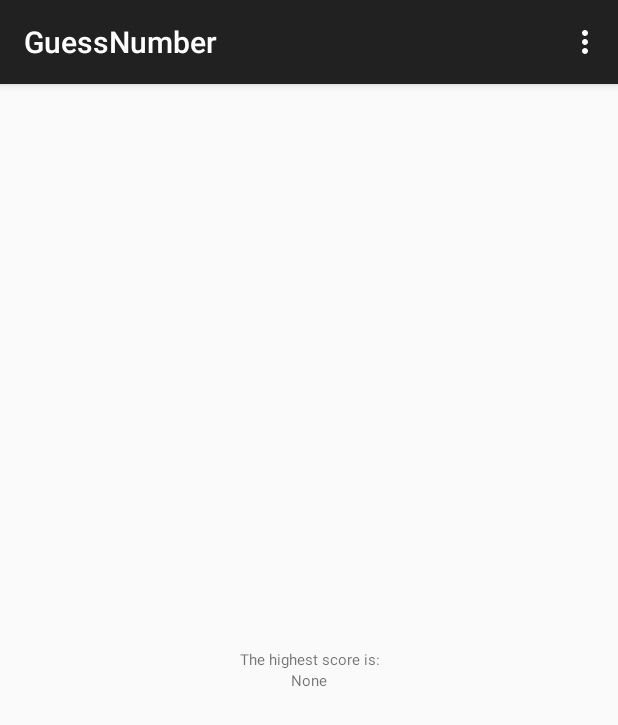
After one commit to yi-shiou/Android_GuessNumber, an Android app: the fragment ScoreFragment placed in its activity, on a phone screen of 412 x 824 dp. The commit adds this screen. Shown: the top 725 px of the screen. Run offline under Robolectric (Android 15) with nearby library versions, the phone set to English and light mode, and no system bars.

Commit message:
add highest score

```diff
--- a/app/src/main/java/com/example/user/guessnumber/GuessFragment.java
+++ b/app/src/main/java/com/example/user/guessnumber/GuessFragment.java
@@ -4,9 +4,9 @@ package com.example.user.guessnumber;
 import android.app.AlertDialog;
 import android.app.FragmentManager;
 import android.content.DialogInterface;
+import android.content.SharedPreferences;
 import android.os.Bundle;
 import android.app.Fragment;
-import android.view.DragEvent;
 import android.view.LayoutInflater;
 import android.view.View;
 import android.view.ViewGroup;
@@ -15,6 +15,8 @@ import android.widget.ImageButton;
 import android.widget.ListView;
 import android.widget.TextView;
 import android.widget.Toast;
+
+import com.example.user.guessnumber.dummy.modle.KeyCollectiot;
 
 import java.util.ArrayList;
 
@@ -27,6 +29,8 @@ public class GuessFragment extends Fragment {
     private ListView lv;
     private ArrayList<String> items;
     private ArrayAdapter<String> adeptet;
+    private int count = 0;
+    private SharedPreferences prefs;
 
     public static int inputSize = 4;
     public static ArrayList<Integer> answer;
@@ -40,10 +44,14 @@ public class GuessFragment extends Fragment {
         return guessFragment;
     }
 
+
     @Override
     public View onCreateView(LayoutInflater inflater, ViewGroup container,
                              Bundle savedInstanceState) {
+
         view = inflater.inflate(R.layout.fragment_guess, container, false);
+
+        prefs = getActivity().getPreferences(1);
 
         myfindViewById();
         input.setText("");
@@ -125,8 +133,11 @@ public class GuessFragment extends Fragment {
                         items.add(input.getText().toString() + "  ...  " + xAxB);
                         input.setText("");
                         lv.setAdapter(adeptet);
-
+                        count++;
                         if (xAxB.equals(inputSize+"A0B")) {
+                            if(count < prefs.getInt(KeyCollectiot.KEY_HIGHEST_SCORE, Integer.MAX_VALUE)) {
+                                prefs.edit().putInt(KeyCollectiot.KEY_HIGHEST_SCORE, count).commit();
+                            }
                             AlertDialog.Builder builder = new AlertDialog.Builder(v.getContext());
                             builder.setTitle("Congratulation !")
                                     .setPositiveButton(R.string.action_newGame, new DialogInterface.OnClickListener() {
--- a/app/src/main/java/com/example/user/guessnumber/MainActivity.java
+++ b/app/src/main/java/com/example/user/guessnumber/MainActivity.java
@@ -1,16 +1,10 @@
 package com.example.user.guessnumber;
 
 import android.app.FragmentManager;
+import android.os.Bundle;
 import android.support.v7.app.AppCompatActivity;
-import android.os.Bundle;
 import android.view.Menu;
 import android.view.MenuItem;
-import android.widget.ArrayAdapter;
-import android.widget.ListView;
-import android.widget.TextView;
-import android.widget.Toast;
-
-import java.util.ArrayList;
 
 
 public class MainActivity extends AppCompatActivity {
@@ -65,6 +59,14 @@ public class MainActivity extends AppCompatActivity {
                 newFragment.setArguments(args);
                 newFragment.show(fragmentManager, "dialog");
                 break;
+
+            case R.id.action_score:
+                fragmentManager.beginTransaction()
+                        .replace(R.id.main_container, ScoreFragment.newInstance())
+                        .addToBackStack(null)
+                        .commit();
+                break;
+
             case R.id.action_settings:
 /*/
                 mIndex = 1;
--- /dev/null
+++ b/app/src/main/java/com/example/user/guessnumber/ScoreFragment.java
@@ -0,0 +1,54 @@
+package com.example.user.guessnumber;
+
+import android.app.Fragment;
+import android.content.SharedPreferences;
+import android.os.Bundle;
+import android.view.LayoutInflater;
+import android.view.View;
+import android.view.ViewGroup;
+import android.widget.TextView;
+
+import com.example.user.guessnumber.dummy.modle.KeyCollectiot;
+
+/**
+ * Created by npes87184 on 2015/9/19.
+ */
+public class ScoreFragment extends Fragment {
+
+    private View view;
+    private TextView score;
+    private TextView tv0;
+    private SharedPreferences prefs;
+
+    public static ScoreFragment newInstance() {
+        ScoreFragment scoreFragment = new ScoreFragment();
+        return scoreFragment;
+    }
+
+    @Override
+    public View onCreateView(LayoutInflater inflater, ViewGroup container,
+                             Bundle savedInstanceState) {
+        view = inflater.inflate(R.layout.fragment_score, container, false);
+        prefs = getActivity().getPreferences(1);
+        myfindViewById();
+        if(prefs.getInt(KeyCollectiot.KEY_HIGHEST_SCORE, Integer.MAX_VALUE)!=Integer.MAX_VALUE) {
+            score.setText(String.valueOf(prefs.getInt(KeyCollectiot.KEY_HIGHEST_SCORE, Integer.MAX_VALUE)));
+        } else {
+            score.setText(getString(R.string.none));
+        }
+
+        return view;
+    }
+
+
+    private void myfindViewById() {
+        score = (TextView)view.findViewById(R.id.high_score);
+        tv0 = (TextView)view.findViewById(R.id.textView2);
+
+        final float scale = getResources().getDisplayMetrics().density;
+        int size = (int)(7 * scale);
+        tv0.setTextSize(size);
+        score.setTextSize(size);
+    }
+
+}
--- a/app/src/main/java/com/example/user/guessnumber/dummy/modle/KeyCollectiot.java
+++ b/app/src/main/java/com/example/user/guessnumber/dummy/modle/KeyCollectiot.java
@@ -9,4 +9,5 @@ public class KeyCollectiot {
     public static final String KEY_SETANSWER="setAnswer";
     public static final String KEY_SHOWANSWER="showAnswer";
     public static final String KEY_GOPLAYING="goplaying";
+    public static final String KEY_HIGHEST_SCORE="highest_score";
 }
--- /dev/null
+++ b/app/src/main/res/layout/fragment_score.xml
@@ -0,0 +1,24 @@
+<?xml version="1.0" encoding="utf-8"?>
+<RelativeLayout xmlns:android="http://schemas.android.com/apk/res/android"
+    android:orientation="vertical" android:layout_width="match_parent"
+    android:layout_height="match_parent"
+    android:layout_gravity="center"
+    android:layout_centerInParent="true">
+
+    <TextView
+        android:layout_width="wrap_content"
+        android:layout_height="wrap_content"
+        android:text="@string/highest"
+        android:id="@+id/textView2"
+        android:gravity="center"
+        android:layout_centerVertical="true"
+        android:layout_centerHorizontal="true" />
+
+    <TextView
+        android:layout_width="wrap_content"
+        android:layout_height="wrap_content"
+        android:text="score"
+        android:id="@+id/high_score"
+        android:layout_below="@+id/textView2"
+        android:layout_centerHorizontal="true" />
+</RelativeLayout>
--- a/app/src/main/res/menu/menu_main.xml
+++ b/app/src/main/res/menu/menu_main.xml
@@ -5,6 +5,8 @@
         android:orderInCategory="100" app:showAsAction="never" />
     <item android:id="@+id/action_rule" android:title="@string/action_rule"
         android:orderInCategory="100" app:showAsAction="never" />
+    <item android:id="@+id/action_score" android:title="@string/action_score"
+        android:orderInCategory="100" app:showAsAction="never" />
     <item android:id="@+id/action_settings" android:title="@string/action_settings"
         android:orderInCategory="100" app:showAsAction="never" />
     <item android:id="@+id/action_quit" android:title="@string/action_quit"
--- a/app/src/main/res/values/strings.xml
+++ b/app/src/main/res/values/strings.xml
@@ -3,6 +3,7 @@
     <string name="hello_world">Hello world!</string>
     <string name="action_newGame">New Game</string>
     <string name="action_rule">Rule</string>
+    <string name="action_score">Score</string>
     <string name="action_settings">Settings</string>
     <string name="action_showAnswer">Show Answer</string>
     <string name="action_quit">Quit</string>
@@ -20,6 +21,11 @@
         Inpute : 7 6 5 4 ,then you have 1 A 0 B\n
         Inpute : 4 5 6 7 ,then you have 0 A 1 B\n
         Inpute : 1 4 6 7 ,then you have 1 A 1 B</string>
+
+<!--in Score-->
+    <string name="highest">The highest score is:</string>
+    <string name="none">None</string>
+
 <!--in Setting-->
     <string name="modes">Modes</string>
     <string name="modes_inputsize">Input size</string>
```
Also changed, not shown: 1 other file.
